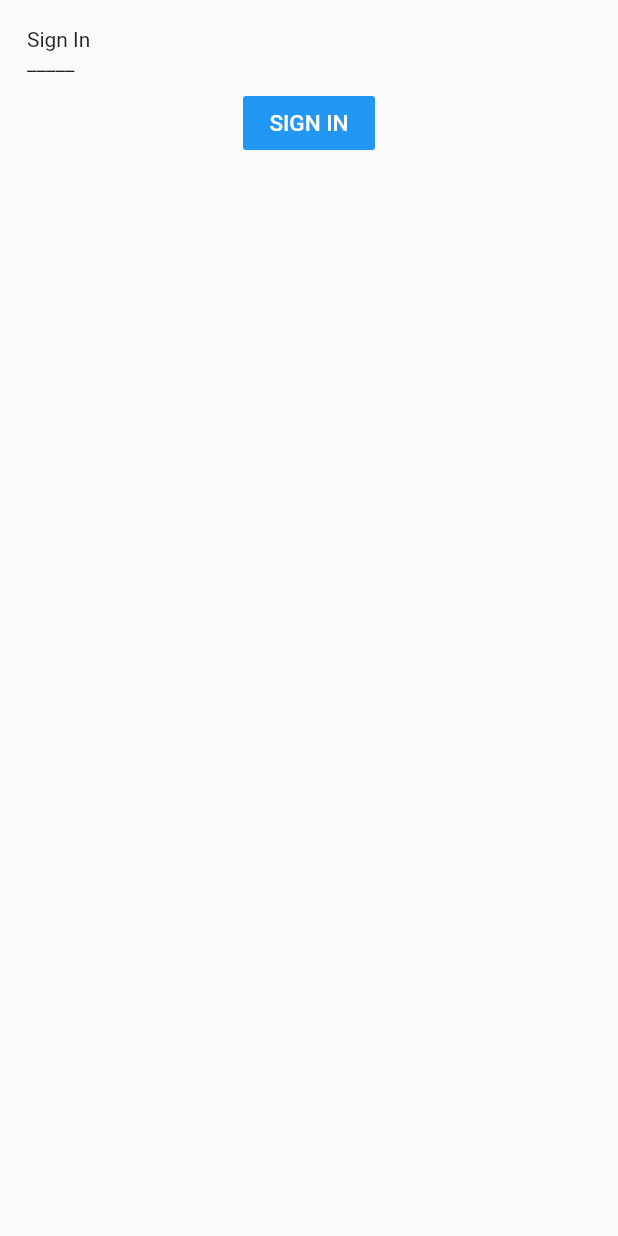
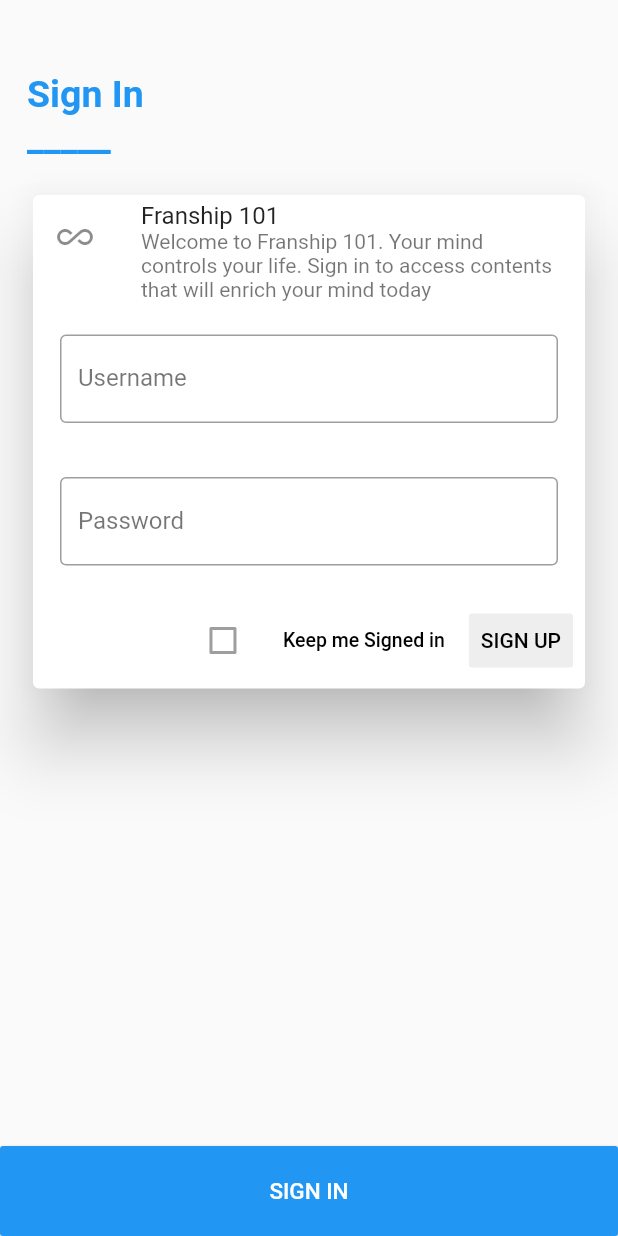
Before and after one commit to 5ran6/FlutterLogins, a Flutter app: the screen it shows after launch, on a phone screen of 412 x 824 dp. Run offline on Flutter 3.47's test engine with Material 2 defaults, Android fonts, the phone set to English and light mode, and no system bars.

Commit message:
Done with fine_login1.dart

```diff
--- a/lib/fine_login1.dart
+++ b/lib/fine_login1.dart
@@ -5,28 +5,95 @@ class fine_login1 extends StatelessWidget {
   Widget build(BuildContext context) {
     // TODO: implement build
     return Scaffold(
-
-      body: SingleChildScrollView(
-        child: ConstrainedBox(
-          constraints: BoxConstraints(),
-          child: SafeArea(
-            child: Padding(
-              padding: const EdgeInsets.all(18.0),
+      body: SafeArea(
         child: Column(
-
           children: <Widget>[
-                  Align(
+            SizedBox(height: 30), //space
+            Padding(
+              padding: const EdgeInsets.fromLTRB(18, 18, 10, 2),
+              child: Align(
                 alignment: Alignment.centerLeft,
                 child: Text(
                   "Sign In\n_____",
                   textAlign: TextAlign.left,
+                  style: TextStyle(
+                      color: Colors.blue,
+                      fontSize: 25,
+                      fontWeight: FontWeight.bold),
                 ),
               ),
-                  Card(),
-                  Align(
-                    alignment: Alignment.bottomCenter,
-                    child: FlatButton(
+            ),
+            Padding(
+              padding: const EdgeInsets.all(18.0),
+              child: Card(
+                elevation: 20,
+                child: Column(
+                  mainAxisSize: MainAxisSize.min,
+                  children: <Widget>[
+                    const ListTile(
+                      leading: Icon(Icons.all_inclusive),
+                      title: Text('Franship 101'),
+                      subtitle: Text(
+                          'Welcome to Franship 101. Your mind controls your life. Sign in to access contents that will enrich your mind today'),
+                    ),
+                    Padding(
+                      padding: const EdgeInsets.all(18.0),
+                      child: TextFormField(
+                        style: TextStyle(color: Colors.blue),
+                        decoration: InputDecoration(
+                            labelText: 'Username',
+                            labelStyle: TextStyle(color: Colors.black54),
+                            border: OutlineInputBorder()),
+                      ),
+                    ),
+                    Padding(
+                      padding: const EdgeInsets.all(18.0),
+                      child: TextFormField(
+                        style: TextStyle(
                           color: Colors.blue,
+                        ),
+                        decoration: InputDecoration(
+                            labelText: 'Password',
+                            labelStyle: TextStyle(color: Colors.black54),
+                            border: OutlineInputBorder()),
+                      ),
+                    ),
+                    ButtonBar(
+                      children: <Widget>[
+                        Checkbox(
+                          onChanged: null,
+                          value: false,
+                        ),
+                        FlatButton(
+                          child: const Text(
+                            'Keep me Signed in',
+                            style: TextStyle(fontSize: 13),
+                          ),
+                          onPressed: () {
+                            /* ... */
+                          },
+                        ),
+                        FlatButton(
+                          color: Colors.grey[200],
+                          child: const Text('SIGN UP'),
+                          onPressed: () {
+                            /* ... */
+                          },
+                        ),
+                      ],
+                    ),
+                  ],
+                ),
+              ),
+            ),
+            Expanded(
+              //sets button at the bottom of the screen
+              child: Align(
+                alignment: FractionalOffset.bottomCenter,
+                child: MaterialButton(
+                  color: Colors.blue,
+                  minWidth: double.infinity,
+                  height: 60,
                   onPressed: () {},
                   child: Text(
                     "SIGN IN",
@@ -34,11 +101,9 @@ class fine_login1 extends StatelessWidget {
                     textAlign: TextAlign.center,
                   ),
                 ),
+              ),
             )
           ],
-              ),
-            ),
-          ),
         ),
       ),
     );
```
Lines whose indentation alone changed are shown as unchanged.
